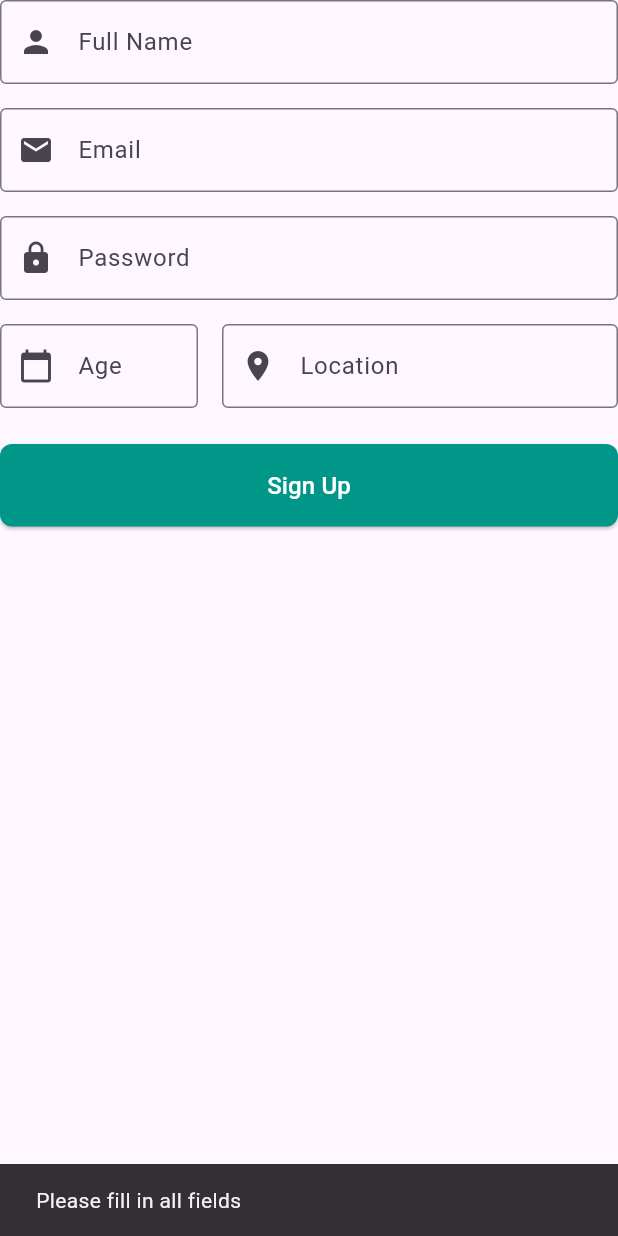
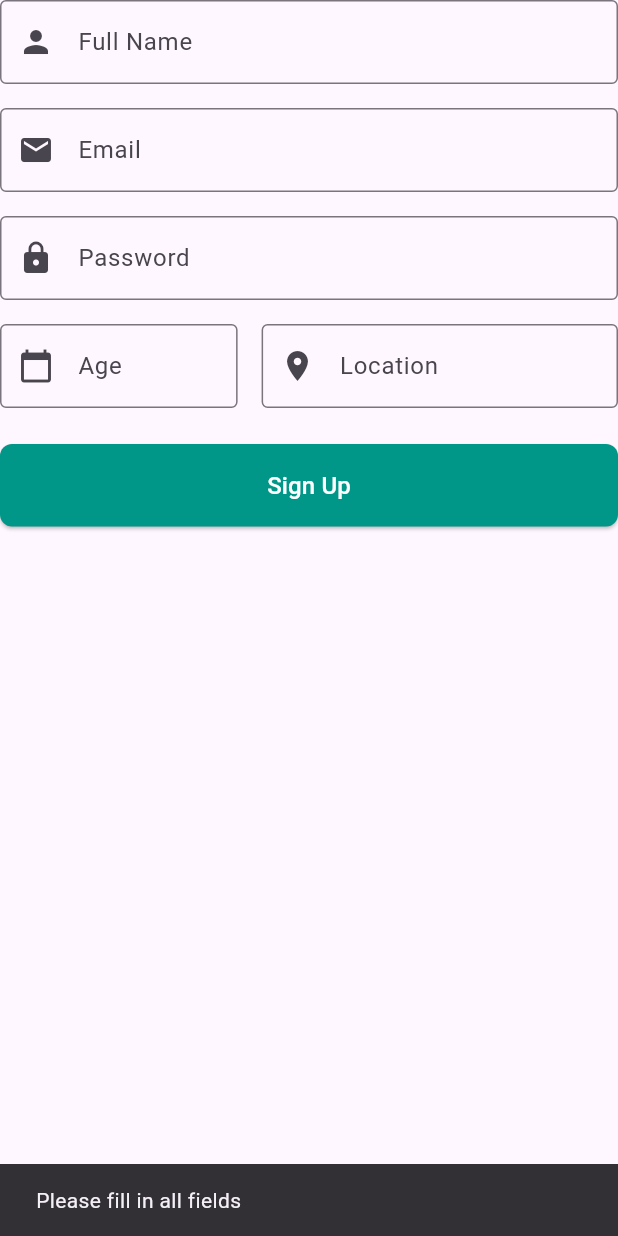
Before and after one commit to owen-ho/elderizz, a Flutter app: the SignUpForm widget shown alone on an empty page, opened directly, after a tap on "Sign Up", on a phone screen of 412 x 824 dp. Run offline on Flutter 3.47's test engine with Material 3 defaults, Android fonts, the phone set to English and light mode, and no system bars; our stand-ins replace supabase_flutter; accounts and stored records are empty; network calls fail.

Commit message:
fix signup ui

```diff
--- a/lib/main.dart
+++ b/lib/main.dart
@@ -675,6 +675,7 @@ class _ExplorePageState extends State<ExplorePage> {
         'liked_user_id': currentUser.id,
       });
     } catch (e) {
+      debugPrint('Error liking profile: $e');
       ScaffoldMessenger.of(context).showSnackBar(
         SnackBar(
           content: Text('Error liking profile: ${e.toString()}'),
--- a/lib/screens/auth_screen.dart
+++ b/lib/screens/auth_screen.dart
@@ -256,6 +256,7 @@ class _SignUpFormState extends State<SignUpForm> {
       }
     } catch (e) {
       if (!mounted) return;
+      debugPrint('Sign up error: $e');
       ScaffoldMessenger.of(context).showSnackBar(
         SnackBar(content: Text('Sign up failed: ${e.toString()}')),
       );
@@ -305,6 +306,7 @@ class _SignUpFormState extends State<SignUpForm> {
         Row(
           children: [
             Expanded(
+              flex: 2,
               child: TextField(
                 controller: _ageController,
                 decoration: const InputDecoration(
@@ -318,7 +320,7 @@ class _SignUpFormState extends State<SignUpForm> {
             ),
             const SizedBox(width: 16),
             Expanded(
-              flex: 2,
+              flex: 3,
               child: TextField(
                 controller: _locationController,
                 decoration: const InputDecoration(
```
